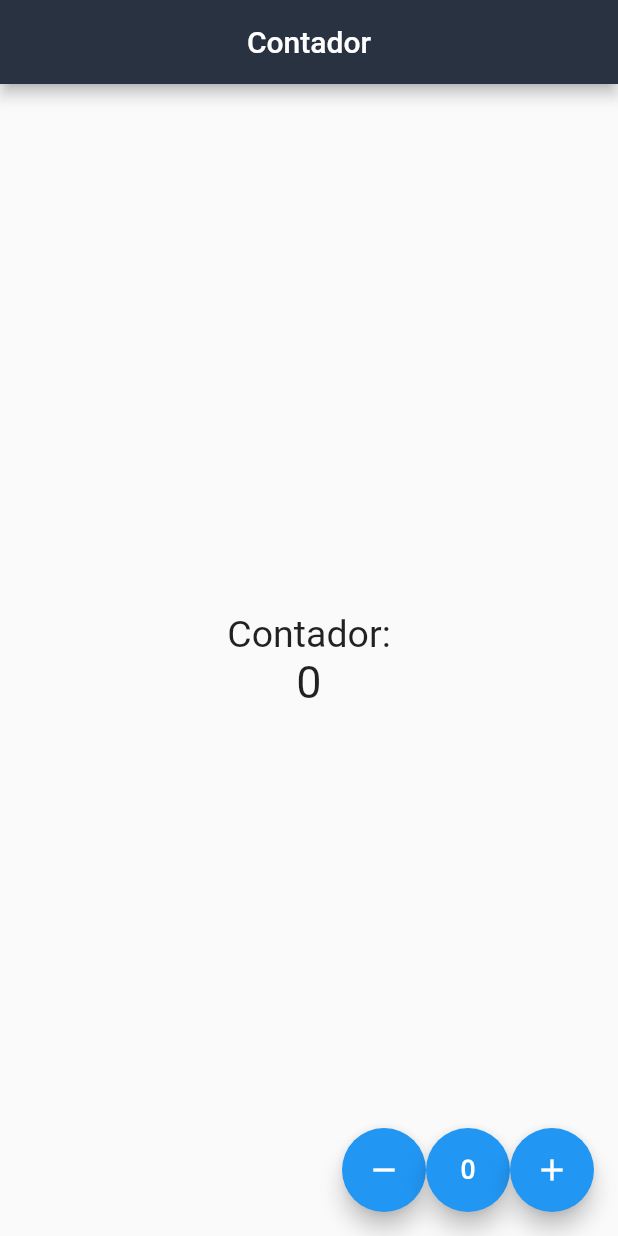
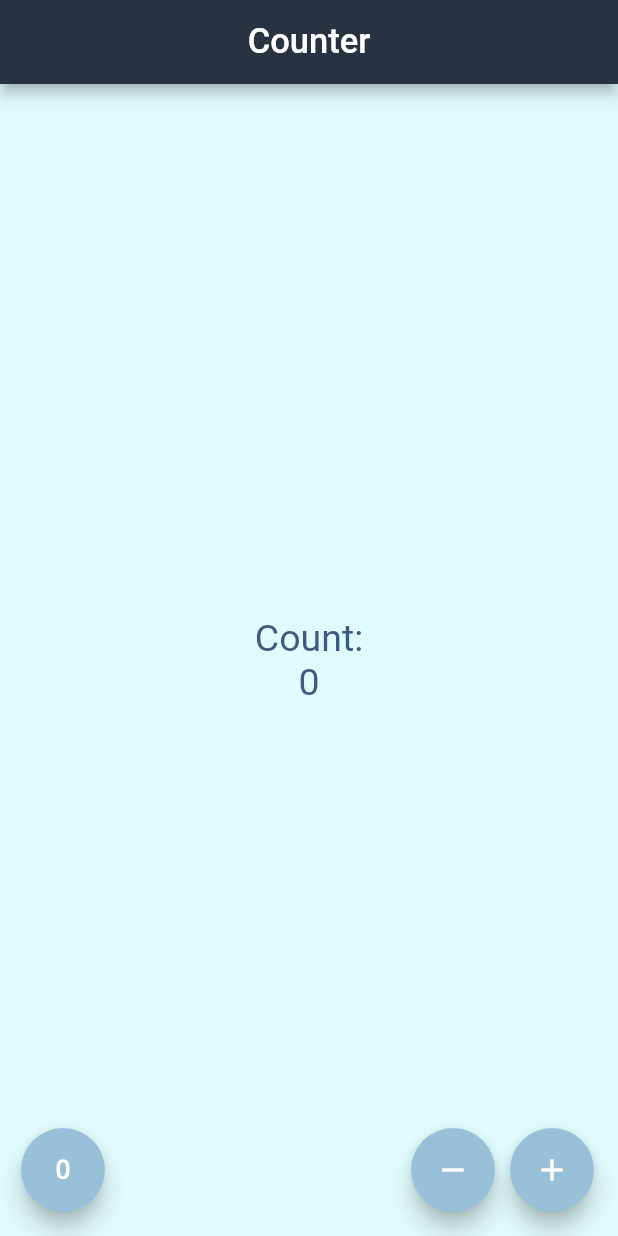
Before and after one commit to erikpz/flutter_contador, a Flutter app: the screen it shows after launch, on a phone screen of 412 x 824 dp. Run offline on Flutter 3.47's test engine with Material 2 defaults, Android fonts, the phone set to English and light mode, and no system bars.

Commit message:
Colors modified.

```diff
--- a/lib/pages/contador_page.dart
+++ b/lib/pages/contador_page.dart
@@ -9,52 +9,68 @@ class ContadorPage extends StatefulWidget {
 
 class _ContadorPageState extends State<ContadorPage> {
   int counter = 0;
+  final _txtSty1 =
+      TextStyle(color: Color.fromRGBO(61, 90, 128, 1), fontSize: 25);
+  final _btnSty = Color.fromRGBO(152, 193, 217, 1);
   @override
   Widget build(BuildContext context) {
     return Scaffold(
+        backgroundColor: Color.fromRGBO(224, 251, 252, 1),
         appBar: AppBar(
           backgroundColor: Color.fromRGBO(41, 50, 65, 1),
           title: Center(
-            child: Text('Contador'),
+            child: Text('Counter', style: TextStyle(fontSize: 23)),
           ),
         ),
         body: Center(
           child: Column(
             mainAxisAlignment: MainAxisAlignment.center,
             children: <Widget>[
-              Text('Contador:', style: TextStyle(fontSize: 25.0)),
-              Text('$counter', style: TextStyle(fontSize: 30.0))
+              Text('Count:', style: _txtSty1),
+              Text('$counter', style: _txtSty1)
             ],
           ),
         ),
-        floatingActionButton: Row(
+        floatingActionButton: _buttonsContainer());
+  }
+
+  Widget _buttonsContainer() {
+    return Row(
       mainAxisAlignment: MainAxisAlignment.end,
       children: <Widget>[
+        SizedBox(
+          width: 30,
+        ),
         FloatingActionButton(
+          backgroundColor: _btnSty,
+          child: Icon(Icons.exposure_zero),
+          onPressed: () {
+            setState(() {
+              counter = 0;
+            });
+          },
+        ),
+        Expanded(child: SizedBox()),
+        FloatingActionButton(
+          backgroundColor: _btnSty,
           child: Icon(Icons.remove),
+          onPressed: () {
+            setState(() {
+              counter--;
+            });
+          },
+        ),
+        SizedBox(width: 10),
+        FloatingActionButton(
+          backgroundColor: _btnSty,
+          child: Icon(Icons.add),
           onPressed: () {
             setState(() {
               counter++;
             });
           },
         ),
-            FloatingActionButton(
-              child: Icon(Icons.exposure_zero),
-              onPressed: () {
-                setState(() {
-                  counter--;
-                });
-              },
-            ),
-            FloatingActionButton(
-              child: Icon(Icons.add),
-              onPressed: () {
-                setState(() {
-                  counter = 0;
-                });
-              },
-            ),
       ],
-        ));
+    );
   }
 }
```
Lines whose indentation alone changed are shown as unchanged.
